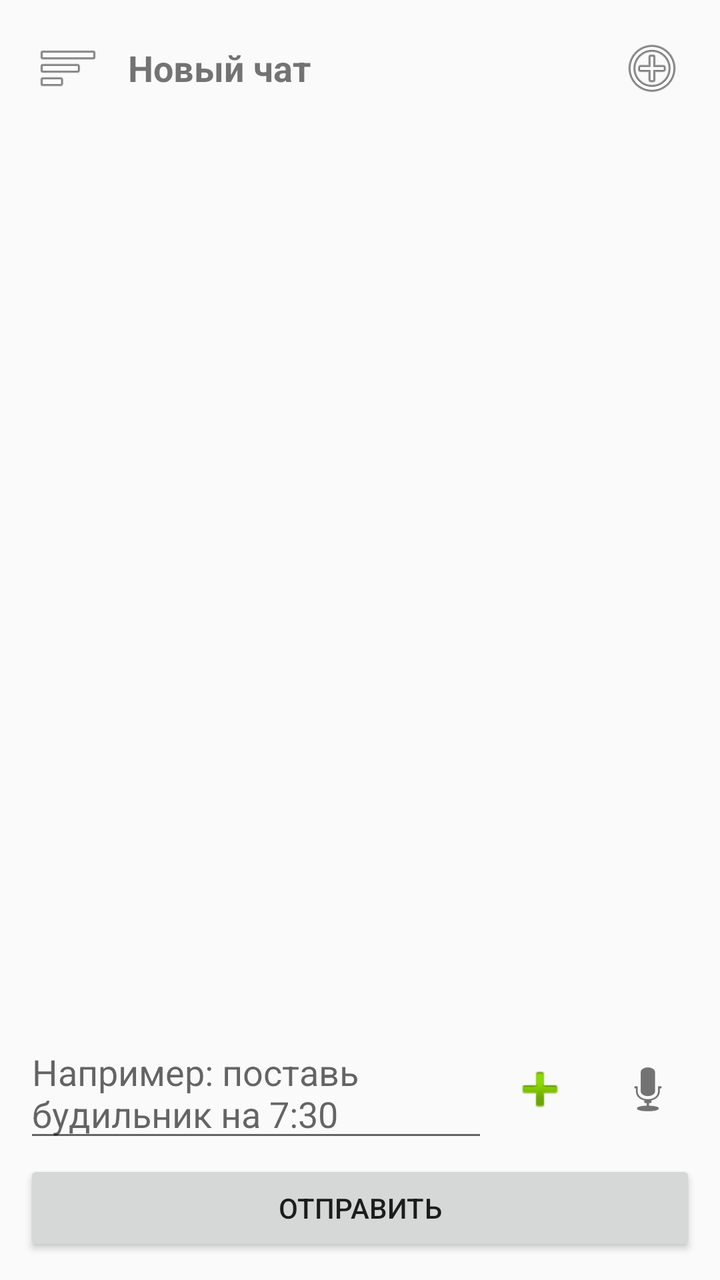
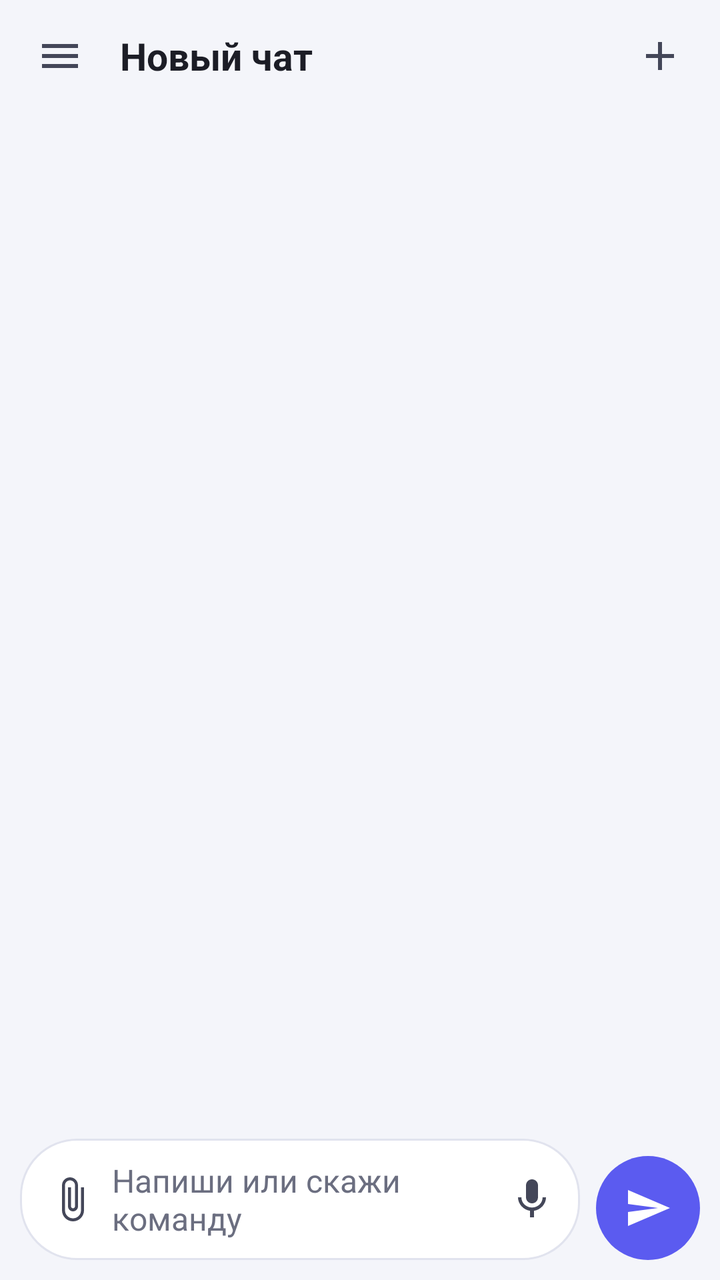

Two renders of the same Android screen: before a commit and after it. Below are the layout's source before the change and the commit's diff.
<!-- AndroidManifest.xml: application theme Theme.Assistant -->
<!-- res/layout/activity_main.xml -->
<?xml version="1.0" encoding="utf-8"?>
<androidx.drawerlayout.widget.DrawerLayout xmlns:android="http://schemas.android.com/apk/res/android"
    android:id="@+id/drawer"
    android:layout_width="match_parent"
    android:layout_height="match_parent"
    android:fitsSystemWindows="true">

    <LinearLayout
        android:layout_width="match_parent"
        android:layout_height="match_parent"
        android:orientation="vertical"
        android:padding="12dp">

        <LinearLayout
            android:layout_width="match_parent"
            android:layout_height="wrap_content"
            android:gravity="center_vertical"
            android:orientation="horizontal">

            <ImageButton
                android:id="@+id/menuButton"
                android:layout_width="44dp"
                android:layout_height="44dp"
                android:background="?attr/selectableItemBackgroundBorderless"
                android:contentDescription="Чаты"
                android:src="@android:drawable/ic_menu_sort_by_size" />

            <TextView
                android:id="@+id/chatTitle"
                android:layout_width="0dp"
                android:layout_height="wrap_content"
                android:layout_marginStart="8dp"
                android:layout_weight="1"
                android:ellipsize="end"
                android:maxLines="1"
                android:text="Новый чат"
                android:textSize="18sp"
                android:textStyle="bold" />

            <ImageButton
                android:id="@+id/newChatButton"
                android:layout_width="44dp"
                android:layout_height="44dp"
                android:background="?attr/selectableItemBackgroundBorderless"
                android:contentDescription="Новый чат"
                android:src="@android:drawable/ic_menu_add" />
        </LinearLayout>

        <androidx.recyclerview.widget.RecyclerView
            android:id="@+id/messageList"
            android:layout_width="match_parent"
            android:layout_height="0dp"
            android:layout_marginTop="8dp"
            android:layout_weight="1"
            android:clipToPadding="false" />

        <LinearLayout
            android:layout_width="match_parent"
            android:layout_height="wrap_content"
            android:layout_marginTop="8dp"
            android:gravity="center_vertical"
            android:orientation="horizontal">

            <EditText
                android:id="@+id/inputField"
                android:layout_width="0dp"
                android:layout_height="wrap_content"
                android:layout_weight="1"
                android:hint="Например: поставь будильник на 7:30"
                android:inputType="textCapSentences|textMultiLine"
                android:maxLines="4" />

            <ImageButton
                android:id="@+id/attachButton"
                android:layout_width="44dp"
                android:layout_height="44dp"
                android:layout_marginStart="4dp"
                android:background="?attr/selectableItemBackgroundBorderless"
                android:contentDescription="Прикрепить файл"
                android:src="@android:drawable/ic_input_add" />

            <ImageButton
                android:id="@+id/micButton"
                android:layout_width="48dp"
                android:layout_height="48dp"
                android:layout_marginStart="8dp"
                android:background="?attr/selectableItemBackgroundBorderless"
                android:contentDescription="Голосовой ввод"
                android:src="@android:drawable/ic_btn_speak_now" />
        </LinearLayout>

        <Button
            android:id="@+id/sendButton"
            android:layout_width="match_parent"
            android:layout_height="wrap_content"
            android:layout_marginTop="4dp"
            android:text="Отправить" />
    </LinearLayout>

    <LinearLayout
        android:layout_width="300dp"
        android:layout_height="match_parent"
        android:layout_gravity="start"
        android:background="#FFFFFF"
        android:clickable="true"
        android:focusable="true"
        android:orientation="vertical">

        <Button
            android:id="@+id/newChatDrawerButton"
            android:layout_width="match_parent"
            android:layout_height="wrap_content"
            android:layout_margin="12dp"
            android:text="＋ Новый чат" />

        <TextView
            android:layout_width="match_parent"
            android:layout_height="wrap_content"
            android:paddingStart="16dp"
            android:paddingEnd="16dp"
            android:paddingBottom="4dp"
            android:text="Чаты (долгое нажатие — удалить)"
            android:textColor="#6B6B70"
            android:textSize="12sp" />

        <ListView
            android:id="@+id/chatsListView"
            android:layout_width="match_parent"
            android:layout_height="0dp"
            android:layout_weight="1"
            android:divider="#E4E4E8"
            android:dividerHeight="1dp" />

        <CheckBox
            android:id="@+id/speakCheck"
            android:layout_width="match_parent"
            android:layout_height="wrap_content"
            android:paddingStart="8dp"
            android:text="Озвучивать ответы"
            android:textColor="#1B1B1F" />

        <CheckBox
            android:id="@+id/wakeCheck"
            android:layout_width="match_parent"
            android:layout_height="wrap_content"
            android:paddingStart="8dp"
            android:text="Слушать «Джарвис» (тратит заряд)"
            android:textColor="#1B1B1F" />
    </LinearLayout>
</androidx.drawerlayout.widget.DrawerLayout>
<!-- resources referenced by this layout -->
<resources>
  <style name="Theme.Assistant" parent="Theme.AppCompat.Light.NoActionBar" />
</resources>

<!-- the commit's change to res/layout/activity_main.xml (unified diff, before → after) -->
@@ -1,21 +1,24 @@
 <?xml version="1.0" encoding="utf-8"?>
 <androidx.drawerlayout.widget.DrawerLayout xmlns:android="http://schemas.android.com/apk/res/android"
+    xmlns:app="http://schemas.android.com/apk/res-auto"
     android:id="@+id/drawer"
     android:layout_width="match_parent"
     android:layout_height="match_parent"
+    android:background="@color/chat_bg"
     android:fitsSystemWindows="true">
 
     <LinearLayout
         android:layout_width="match_parent"
         android:layout_height="match_parent"
-        android:orientation="vertical"
-        android:padding="12dp">
+        android:orientation="vertical">
 
         <LinearLayout
             android:layout_width="match_parent"
-            android:layout_height="wrap_content"
+            android:layout_height="56dp"
             android:gravity="center_vertical"
-            android:orientation="horizontal">
+            android:orientation="horizontal"
+            android:paddingStart="8dp"
+            android:paddingEnd="8dp">
 
             <ImageButton
                 android:id="@+id/menuButton"
@@ -23,7 +26,7 @@
                 android:layout_height="44dp"
                 android:background="?attr/selectableItemBackgroundBorderless"
                 android:contentDescription="Чаты"
-                android:src="@android:drawable/ic_menu_sort_by_size" />
+                android:src="@drawable/ic_chat_menu" />
 
             <TextView
                 android:id="@+id/chatTitle"
@@ -34,7 +37,8 @@
                 android:ellipsize="end"
                 android:maxLines="1"
                 android:text="Новый чат"
-                android:textSize="18sp"
+                android:textColor="@color/chat_text"
+                android:textSize="19sp"
                 android:textStyle="bold" />
 
             <ImageButton
@@ -43,75 +47,140 @@
                 android:layout_height="44dp"
                 android:background="?attr/selectableItemBackgroundBorderless"
                 android:contentDescription="Новый чат"
-                android:src="@android:drawable/ic_menu_add" />
+                android:src="@drawable/ic_chat_add" />
         </LinearLayout>
 
-        <androidx.recyclerview.widget.RecyclerView
-            android:id="@+id/messageList"
+        <FrameLayout
             android:layout_width="match_parent"
             android:layout_height="0dp"
-            android:layout_marginTop="8dp"
-            android:layout_weight="1"
-            android:clipToPadding="false" />
+            android:layout_weight="1">
+
+            <androidx.recyclerview.widget.RecyclerView
+                android:id="@+id/messageList"
+                android:layout_width="match_parent"
+                android:layout_height="match_parent"
+                android:clipToPadding="false"
+                android:paddingStart="12dp"
+                android:paddingTop="4dp"
+                android:paddingEnd="12dp"
+                android:paddingBottom="8dp" />
+
+            <LinearLayout
+                android:id="@+id/emptyState"
+                android:layout_width="match_parent"
+                android:layout_height="wrap_content"
+                android:layout_gravity="center"
+                android:gravity="center_horizontal"
+                android:orientation="vertical"
+                android:padding="24dp"
+                android:visibility="gone">
+
+                <TextView
+                    android:layout_width="wrap_content"
+                    android:layout_height="wrap_content"
+                    android:text="Привет! Чем помочь?"
+                    android:textColor="@color/chat_text"
+                    android:textSize="22sp"
+                    android:textStyle="bold" />
+
+                <TextView
+                    android:layout_width="wrap_content"
+                    android:layout_height="wrap_content"
+                    android:layout_marginTop="6dp"
+                    android:layout_marginBottom="16dp"
+                    android:text="Напиши или скажи. Можно начать с примера:"
+                    android:textColor="@color/chat_text_dim"
+                    android:textSize="14sp" />
+
+                <LinearLayout
+                    android:id="@+id/suggestions"
+                    android:layout_width="wrap_content"
+                    android:layout_height="wrap_content"
+                    android:orientation="vertical" />
+            </LinearLayout>
+        </FrameLayout>
 
         <LinearLayout
             android:layout_width="match_parent"
             android:layout_height="wrap_content"
-            android:layout_marginTop="8dp"
-            android:gravity="center_vertical"
-            android:orientation="horizontal">
-
-            <EditText
-                android:id="@+id/inputField"
+            android:gravity="bottom"
+            android:orientation="horizontal"
+            android:paddingStart="10dp"
+            android:paddingTop="4dp"
+            android:paddingEnd="10dp"
+            android:paddingBottom="10dp">
+
+            <LinearLayout
                 android:layout_width="0dp"
                 android:layout_height="wrap_content"
                 android:layout_weight="1"
-                android:hint="Например: поставь будильник на 7:30"
-                android:inputType="textCapSentences|textMultiLine"
-                android:maxLines="4" />
+                android:background="@drawable/input_bg"
+                android:gravity="center_vertical"
+                android:minHeight="52dp"
+                android:orientation="horizontal"
+                android:paddingStart="6dp"
+                android:paddingEnd="2dp">
+
+                <ImageButton
+                    android:id="@+id/attachButton"
+                    android:layout_width="40dp"
+                    android:layout_height="40dp"
+                    android:background="?attr/selectableItemBackgroundBorderless"
+                    android:contentDescription="Прикрепить файл"
+                    android:src="@drawable/ic_chat_attach" />
+
+                <EditText
+                    android:id="@+id/inputField"
+                    android:layout_width="0dp"
+                    android:layout_height="wrap_content"
+                    android:layout_weight="1"
+                    android:background="@null"
+                    android:hint="Напиши или скажи команду"
+                    android:inputType="textCapSentences|textMultiLine"
+                    android:maxLines="5"
+                    android:paddingTop="10dp"
+                    android:paddingBottom="10dp"
+                    android:textColor="@color/chat_text"
+                    android:textColorHint="@color/chat_text_dim"
+                    android:textSize="16sp" />
+
+                <ImageButton
+                    android:id="@+id/micButton"
+                    android:layout_width="44dp"
+                    android:layout_height="44dp"
+                    android:background="?attr/selectableItemBackgroundBorderless"
+                    android:contentDescription="Голосовой ввод"
+                    android:src="@drawable/ic_chat_mic" />
+            </LinearLayout>
 
             <ImageButton
-                android:id="@+id/attachButton"
-                android:layout_width="44dp"
-                android:layout_height="44dp"
-                android:layout_marginStart="4dp"
-                android:background="?attr/selectableItemBackgroundBorderless"
-                android:contentDescription="Прикрепить файл"
-                android:src="@android:drawable/ic_input_add" />
-
-            <ImageButton
-                android:id="@+id/micButton"
-                android:layout_width="48dp"
-                android:layout_height="48dp"
+                android:id="@+id/sendButton"
+                android:layout_width="52dp"
+                android:layout_height="52dp"
                 android:layout_marginStart="8dp"
-                android:background="?attr/selectableItemBackgroundBorderless"
-                android:contentDescription="Голосовой ввод"
-                android:src="@android:drawable/ic_btn_speak_now" />
+                android:background="@drawable/send_bg"
+                android:contentDescription="Отправить"
+                android:src="@drawable/ic_chat_send" />
         </LinearLayout>
-
-        <Button
-            android:id="@+id/sendButton"
-            android:layout_width="match_parent"
-            android:layout_height="wrap_content"
-            android:layout_marginTop="4dp"
-            android:text="Отправить" />
     </LinearLayout>
 
     <LinearLayout
         android:layout_width="300dp"
         android:layout_height="match_parent"
         android:layout_gravity="start"
-        android:background="#FFFFFF"
+        android:background="@color/chat_surface"
         android:clickable="true"
         android:focusable="true"
-        android:orientation="vertical">
-
-        <Button
+        android:orientation="vertical"
+        android:paddingTop="8dp">
+
+        <com.google.android.material.button.MaterialButton
             android:id="@+id/newChatDrawerButton"
             android:layout_width="match_parent"
             android:layout_height="wrap_content"
             android:layout_margin="12dp"
-            android:text="＋ Новый чат" />
+            android:text="＋ Новый чат"
+            app:cornerRadius="14dp" />
 
         <TextView
             android:layout_width="match_parent"
@@ -120,7 +189,7 @@
             android:paddingEnd="16dp"
             android:paddingBottom="4dp"
             android:text="Чаты (долгое нажатие — удалить)"
-            android:textColor="#6B6B70"
+            android:textColor="@color/chat_text_dim"
             android:textSize="12sp" />
 
         <ListView
@@ -128,23 +197,40 @@
             android:layout_width="match_parent"
             android:layout_height="0dp"
             android:layout_weight="1"
-            android:divider="#E4E4E8"
+            android:divider="@color/chat_stroke"
             android:dividerHeight="1dp" />
 
-        <CheckBox
+        <TextView
+            android:id="@+id/voiceSettings"
+            android:layout_width="match_parent"
+            android:layout_height="wrap_content"
+            android:background="?attr/selectableItemBackground"
+            android:drawableStart="@drawable/ic_chat_volume"
+            android:drawablePadding="12dp"
+            android:gravity="center_vertical"
+            android:padding="16dp"
+            android:text="Голос и скорость озвучки"
+            android:textColor="@color/chat_text"
+            android:textSize="15sp" />
+
+        <com.google.android.material.switchmaterial.SwitchMaterial
             android:id="@+id/speakCheck"
             android:layout_width="match_parent"
             android:layout_height="wrap_content"
-            android:paddingStart="8dp"
+            android:paddingStart="16dp"
+            android:paddingEnd="16dp"
             android:text="Озвучивать ответы"
-            android:textColor="#1B1B1F" />
-
-        <CheckBox
+            android:textColor="@color/chat_text" />
+
+        <com.google.android.material.switchmaterial.SwitchMaterial
             android:id="@+id/wakeCheck"
             android:layout_width="match_parent"
             android:layout_height="wrap_content"
-            android:paddingStart="8dp"
+            android:paddingStart="16dp"
+            android:paddingTop="8dp"
+            android:paddingEnd="16dp"
+            android:paddingBottom="16dp"
             android:text="Слушать «Джарвис» (тратит заряд)"
-            android:textColor="#1B1B1F" />
+            android:textColor="@color/chat_text" />
     </LinearLayout>
 </androidx.drawerlayout.widget.DrawerLayout>
<!-- resource entries referenced after the edit -->
@@ -1,5 +1,66 @@
 <!-- resources referenced by this layout -->
 <resources>
-  <style name="Theme.Assistant" parent="Theme.AppCompat.Light.NoActionBar" />
+  <color name="chat_bg">#F4F5FA</color>
+  <color name="chat_stroke">#E1E3EE</color>
+  <color name="chat_surface">#FFFFFF</color>
+  <color name="chat_text">#1C1D26</color>
+  <color name="chat_text_dim">#6B6E80</color>
+  <!-- drawable ic_chat_add (drawable) -->
+  <vector xmlns:android="http://schemas.android.com/apk/res/android"
+      android:width="24dp" android:height="24dp" android:viewportWidth="24" android:viewportHeight="24">
+      <path android:fillColor="@color/chat_icon" android:pathData="M19,13h-6v6h-2v-6H5v-2h6V5h2v6h6v2z" />
+  </vector>
+  <!-- drawable ic_chat_attach (drawable) -->
+  <vector xmlns:android="http://schemas.android.com/apk/res/android"
+      android:width="24dp" android:height="24dp" android:viewportWidth="24" android:viewportHeight="24">
+      <path android:fillColor="@color/chat_icon" android:pathData="M16.5,6v11.5c0,2.21 -1.79,4 -4,4s-4,-1.79 -4,-4V5c0,-1.38 1.12,-2.5 2.5,-2.5s2.5,1.12 2.5,2.5v10.5c0,0.55 -0.45,1 -1,1s-1,-0.45 -1,-1V6H10v9.5c0,1.38 1.12,2.5 2.5,2.5s2.5,-1.12 2.5,-2.5V5c0,-2.21 -1.79,-4 -4,-4S7,2.79 7,5v12.5c0,3.04 2.46,5.5 5.5,5.5s5.5,-2.46 5.5,-5.5V6h-1.5z" />
+  </vector>
+  <!-- drawable ic_chat_menu (drawable) -->
+  <vector xmlns:android="http://schemas.android.com/apk/res/android"
+      android:width="24dp" android:height="24dp" android:viewportWidth="24" android:viewportHeight="24">
+      <path android:fillColor="@color/chat_icon" android:pathData="M3,18h18v-2H3v2zM3,13h18v-2H3v2zM3,6v2h18V6H3z" />
+  </vector>
+  <!-- drawable ic_chat_mic (drawable) -->
+  <vector xmlns:android="http://schemas.android.com/apk/res/android"
+      android:width="24dp" android:height="24dp" android:viewportWidth="24" android:viewportHeight="24">
+      <path android:fillColor="@color/chat_icon" android:pathData="M12,14c1.66,0 2.99,-1.34 2.99,-3L15,5c0,-1.66 -1.34,-3 -3,-3S9,3.34 9,5v6c0,1.66 1.34,3 3,3zM17.3,11c0,3 -2.54,5.1 -5.3,5.1S6.7,14 6.7,11H5c0,3.41 2.72,6.23 6,6.72V21h2v-3.28c3.28,-0.48 6,-3.3 6,-6.72h-1.7z" />
+  </vector>
+  <!-- drawable ic_chat_send (drawable) -->
+  <vector xmlns:android="http://schemas.android.com/apk/res/android"
+      android:width="24dp" android:height="24dp" android:viewportWidth="24" android:viewportHeight="24">
+      <path android:fillColor="@color/chat_on_accent" android:pathData="M2.01,21L23,12 2.01,3 2,10l15,2 -15,2z" />
+  </vector>
+  <!-- drawable ic_chat_volume (drawable) -->
+  <vector xmlns:android="http://schemas.android.com/apk/res/android"
+      android:width="24dp" android:height="24dp" android:viewportWidth="24" android:viewportHeight="24">
+      <path android:fillColor="@color/chat_icon" android:pathData="M3,9v6h4l5,5V4L7,9H3zM16.5,12c0,-1.77 -1.02,-3.29 -2.5,-4.03v8.05c1.48,-0.73 2.5,-2.25 2.5,-4.02z" />
+  </vector>
+  <!-- drawable input_bg (drawable) -->
+  <?xml version="1.0" encoding="utf-8"?>
+  <shape xmlns:android="http://schemas.android.com/apk/res/android" android:shape="rectangle">
+      <solid android:color="@color/chat_surface" />
+      <stroke android:width="1dp" android:color="@color/chat_stroke" />
+      <corners android:radius="28dp" />
+  </shape>
+  <!-- drawable send_bg (drawable) -->
+  <?xml version="1.0" encoding="utf-8"?>
+  <shape xmlns:android="http://schemas.android.com/apk/res/android" android:shape="oval">
+      <solid android:color="@color/chat_accent" />
+  </shape>
+  <style name="Theme.Assistant" parent="Theme.MaterialComponents.DayNight.NoActionBar">
+          <item name="colorPrimary">@color/chat_accent</item>
+          <item name="colorOnPrimary">@color/chat_on_accent</item>
+          <item name="colorSecondary">@color/chat_accent</item>
+          <item name="android:windowBackground">@color/chat_bg</item>
+          <item name="android:statusBarColor">@color/chat_bg</item>
+          <item name="android:navigationBarColor">@color/chat_bg</item>
+          <item name="android:textColorPrimary">@color/chat_text</item>
+          <item name="android:textColorSecondary">@color/chat_text_dim</item>
+          <item name="android:textColorHint">@color/chat_text_dim</item>
+          <item name="android:windowLightStatusBar">@bool/chat_light_bars</item>
+      </style>
+  <color name="chat_icon">#444759</color>
+  <color name="chat_on_accent">#FFFFFF</color>
+  <color name="chat_accent">#5B5BF0</color>
 </resources>
 
